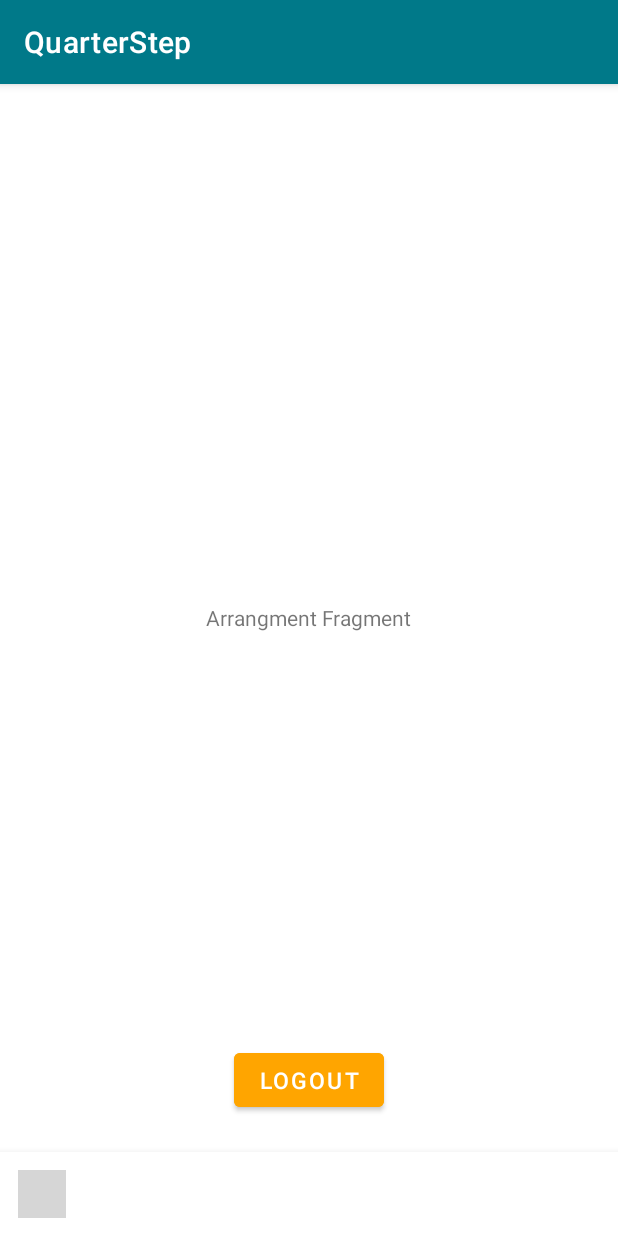
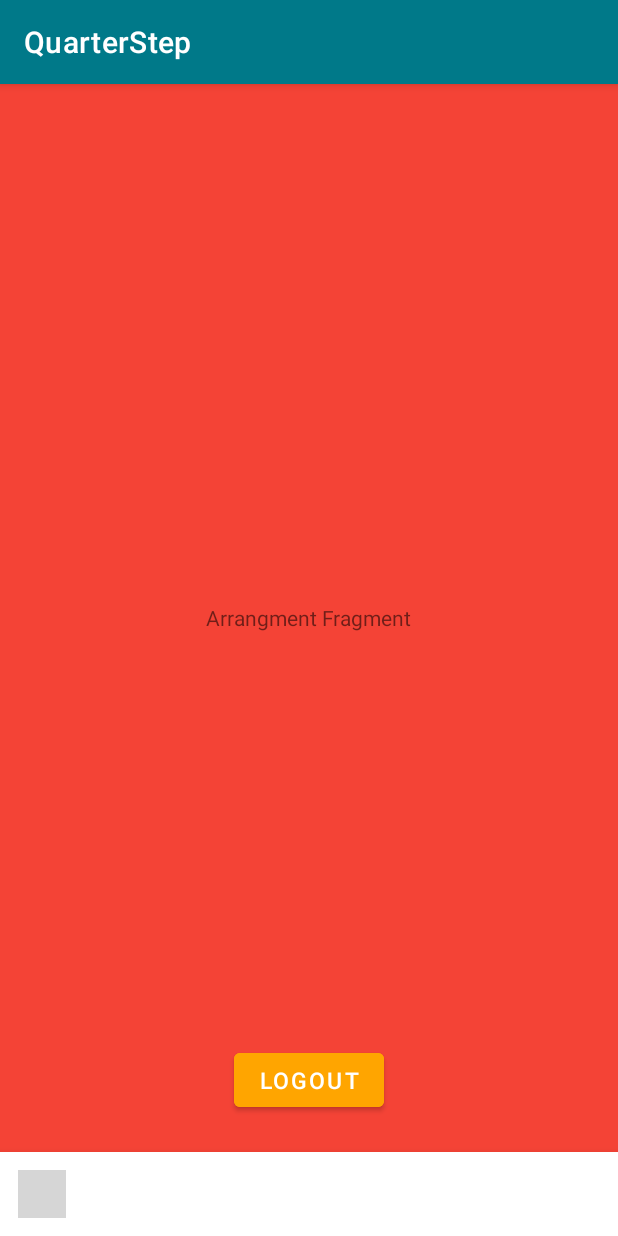
Before and after one commit to mateo4martinez/QuarterStep, an Android app: the ArrangementFragment screen opened directly, with no data from a screen before it, on a phone screen of 412 x 824 dp. Run offline under Robolectric (Android 15) with nearby library versions, the phone set to English and light mode, and no system bars; libraries missing offline, so code that uses them is left out: com.gauravk.bubblenavigation, com.parse; plain views replace BubbleNavigationLinearView, BubbleToggleView; 2 statements that could not run were skipped; grey boxes are pictures that could not be loaded.

Commit message:
fragments now slide when transitioning

```diff
--- a/app/src/main/java/com/codepath/quarterstep/activities/MainActivity.java
+++ b/app/src/main/java/com/codepath/quarterstep/activities/MainActivity.java
@@ -13,7 +13,7 @@ import android.view.View;
 import android.widget.Button;
 
 import com.codepath.quarterstep.R;
-import com.codepath.quarterstep.fragments.ArrangmentFragment;
+import com.codepath.quarterstep.fragments.ArrangementFragment;
 import com.codepath.quarterstep.fragments.FeedFragment;
 import com.codepath.quarterstep.fragments.ProfileFragment;
 import com.codepath.quarterstep.utils.ScreenSlidePageFragment;
@@ -54,9 +54,9 @@ public class MainActivity extends AppCompatActivity {
 
     private void setUpNavigation() {
         ArrayList<ScreenSlidePageFragment> fragments = new ArrayList<>();
-        fragments.add(ScreenSlidePageFragment.newInstance(getString(R.string.arrangement), R.color.red_inactive));
-        fragments.add(ScreenSlidePageFragment.newInstance(getString(R.string.home), R.color.blue_inactive));
-        fragments.add(ScreenSlidePageFragment.newInstance(getString(R.string.profile), R.color.green_inactive));
+        fragments.add(new ArrangementFragment());
+        fragments.add(new FeedFragment());
+        fragments.add(new ProfileFragment());
 
         ScreenSlidePagerAdapter pagerAdapter = new ScreenSlidePagerAdapter(fragments, fragmentManager);
 
@@ -71,22 +71,6 @@ public class MainActivity extends AppCompatActivity {
 
             @Override
             public void onPageSelected(int position) {
-                Fragment fragment;
-                switch (position) {
-                    case 0:
-                        fragment = new ArrangmentFragment();
-                        break;
-                    case 1:
-                        fragment = new FeedFragment();
-                        break;
-                    case 2:
-                        fragment = new ProfileFragment();
-                        break;
-                    default:
-                        fragment = new ArrangmentFragment();
-                        break;
-                }
-                fragmentManager.beginTransaction().replace(R.id.flContainer, fragment).commit();
                 bubbleNavigationLinearView.setCurrentActiveItem(position);
             }
 
@@ -104,6 +88,6 @@ public class MainActivity extends AppCompatActivity {
         });
 
         // Set default view
-        fragmentManager.beginTransaction().replace(R.id.flContainer, new ArrangmentFragment()).commit();
+        fragmentManager.beginTransaction().replace(R.id.flContainer, new ArrangementFragment()).commit();
     }
 }
--- a/app/src/main/java/com/codepath/quarterstep/fragments/ArrangmentFragment.java
+++ b/app/src/main/java/com/codepath/quarterstep/fragments/ArrangementFragment.java
@@ -9,13 +9,14 @@ import android.view.View;
 import android.view.ViewGroup;
 
 import com.codepath.quarterstep.R;
+import com.codepath.quarterstep.utils.ScreenSlidePageFragment;
 
 /**
  * A simple {@link Fragment} subclass.
- * Use the {@link ArrangmentFragment#newInstance} factory method to
+ * Use the {@link ArrangementFragment#newInstance} factory method to
  * create an instance of this fragment.
  */
-public class ArrangmentFragment extends Fragment {
+public class ArrangementFragment extends ScreenSlidePageFragment {
 
     // TODO: Rename parameter arguments, choose names that match
     // the fragment initialization parameters, e.g. ARG_ITEM_NUMBER
@@ -26,7 +27,7 @@ public class ArrangmentFragment extends Fragment {
     private String mParam1;
     private String mParam2;
 
-    public ArrangmentFragment() {
+    public ArrangementFragment() {
         // Required empty public constructor
     }
 
@@ -39,8 +40,8 @@ public class ArrangmentFragment extends Fragment {
      * @return A new instance of fragment ArrangmentFragment.
      */
     // TODO: Rename and change types and number of parameters
-    public static ArrangmentFragment newInstance(String param1, String param2) {
-        ArrangmentFragment fragment = new ArrangmentFragment();
+    public static ArrangementFragment newInstance(String param1, String param2) {
+        ArrangementFragment fragment = new ArrangementFragment();
         Bundle args = new Bundle();
         args.putString(ARG_PARAM1, param1);
         args.putString(ARG_PARAM2, param2);
--- a/app/src/main/java/com/codepath/quarterstep/fragments/FeedFragment.java
+++ b/app/src/main/java/com/codepath/quarterstep/fragments/FeedFragment.java
@@ -9,13 +9,14 @@ import android.view.View;
 import android.view.ViewGroup;
 
 import com.codepath.quarterstep.R;
+import com.codepath.quarterstep.utils.ScreenSlidePageFragment;
 
 /**
  * A simple {@link Fragment} subclass.
  * Use the {@link FeedFragment#newInstance} factory method to
  * create an instance of this fragment.
  */
-public class FeedFragment extends Fragment {
+public class FeedFragment extends ScreenSlidePageFragment {
 
     // TODO: Rename parameter arguments, choose names that match
     // the fragment initialization parameters, e.g. ARG_ITEM_NUMBER
@@ -60,6 +61,7 @@ public class FeedFragment extends Fragment {
     @Override
     public View onCreateView(LayoutInflater inflater, ViewGroup container,
                              Bundle savedInstanceState) {
+        super.onCreateView(inflater, container, savedInstanceState);
         // Inflate the layout for this fragment
         return inflater.inflate(R.layout.fragment_feed, container, false);
     }
--- a/app/src/main/java/com/codepath/quarterstep/fragments/ProfileFragment.java
+++ b/app/src/main/java/com/codepath/quarterstep/fragments/ProfileFragment.java
@@ -9,13 +9,14 @@ import android.view.View;
 import android.view.ViewGroup;
 
 import com.codepath.quarterstep.R;
+import com.codepath.quarterstep.utils.ScreenSlidePageFragment;
 
 /**
  * A simple {@link Fragment} subclass.
  * Use the {@link ProfileFragment#newInstance} factory method to
  * create an instance of this fragment.
  */
-public class ProfileFragment extends Fragment {
+public class ProfileFragment extends ScreenSlidePageFragment {
 
     // TODO: Rename parameter arguments, choose names that match
     // the fragment initialization parameters, e.g. ARG_ITEM_NUMBER
@@ -60,6 +61,7 @@ public class ProfileFragment extends Fragment {
     @Override
     public View onCreateView(LayoutInflater inflater, ViewGroup container,
                              Bundle savedInstanceState) {
+        super.onCreateView(inflater, container, savedInstanceState);
         // Inflate the layout for this fragment
         return inflater.inflate(R.layout.fragment_profile, container, false);
     }
--- a/app/src/main/java/com/codepath/quarterstep/utils/ScreenSlidePageAdapter.kt
+++ b/app/src/main/java/com/codepath/quarterstep/utils/ScreenSlidePageAdapter.kt
@@ -4,6 +4,7 @@ import androidx.fragment.app.Fragment
 import androidx.fragment.app.FragmentManager
 import androidx.fragment.app.FragmentStatePagerAdapter
 import androidx.viewpager2.adapter.FragmentStateAdapter
+import com.codepath.quarterstep.fragments.ArrangementFragment
 
 class ScreenSlidePagerAdapter(
         private val fragmentList: ArrayList<ScreenSlidePageFragment>,
@@ -15,6 +16,6 @@ class ScreenSlidePagerAdapter(
     override fun getItem(position: Int): Fragment {
         if (position >= 0 && position < fragmentList.size)
             return fragmentList[position]
-        return ScreenSlidePageFragment()
+        return ScreenSlidePageFragment();
     }
 }
--- a/app/src/main/java/com/codepath/quarterstep/utils/ScreenSlidePageFragment.kt
+++ b/app/src/main/java/com/codepath/quarterstep/utils/ScreenSlidePageFragment.kt
@@ -17,50 +17,6 @@ private const val ARG_BG_COLOR = "arg_bg_color"
  * create an instance of this fragment.
  *
  */
-class ScreenSlidePageFragment : Fragment() {
-    private var title: String? = "Default title."
-    private var bgColorResId: Int = R.color.blue_inactive
+open class ScreenSlidePageFragment : Fragment() {
 
-    private lateinit var inflatedView: View
-
-    override fun onCreate(savedInstanceState: Bundle?) {
-        super.onCreate(savedInstanceState)
-        arguments?.let {
-            title = it.getString(ARG_TITLE)
-            bgColorResId = it.getInt(ARG_BG_COLOR)
-        }
-    }
-
-    override fun onCreateView(
-            inflater: LayoutInflater, container: ViewGroup?,
-            savedInstanceState: Bundle?
-    ): View? {
-        // Inflate the layout for this fragment
-        inflatedView = inflater.inflate(R.layout.fragment_screen_slide_page, container, false)
-        return inflatedView
-    }
-
-    override fun onActivityCreated(savedInstanceState: Bundle?) {
-        super.onActivityCreated(savedInstanceState)
-        inflatedView.setBackgroundColor(ContextCompat.getColor(requireContext(), bgColorResId))
-    }
-
-    companion object {
-        /**
-         * Use this factory method to create a new instance of
-         * this fragment using the provided parameters.
-         *
-         * @param title Title parameter
-         * @param bgColorId Background Color
-         * @return A new instance of fragment ScreenSlidePageFragment.
-         */
-        @JvmStatic
-        fun newInstance(title: String, bgColorId: Int) =
-                ScreenSlidePageFragment().apply {
-                    arguments = Bundle().apply {
-                        putString(ARG_TITLE, title)
-                        putInt(ARG_BG_COLOR, bgColorId)
-                    }
-                }
-    }
 }
--- a/app/src/main/res/layout/activity_main.xml
+++ b/app/src/main/res/layout/activity_main.xml
@@ -10,7 +10,8 @@
         android:id="@+id/flContainer"
         android:layout_width="match_parent"
         android:layout_height="match_parent"
-        android:layout_above="@+id/bottomNavigationBar"/>
+        android:layout_above="@+id/bottomNavigationBar"
+        />
 
     <Button
         android:id="@+id/btnLogout"
@@ -27,10 +28,10 @@
         android:id="@+id/viewPager"
         android:layout_width="0dp"
         android:layout_height="0dp"
-        android:layout_alignBottom="@+id/bottomNavigationBar"
-        android:layout_alignTop="@+id/bottomNavigationBar"
-        android:layout_alignStart="@+id/bottomNavigationBar"
-        android:layout_alignEnd="@+id/bottomNavigationBar"
+        android:layout_above="@+id/bottomNavigationBar"
+        android:layout_alignParentEnd="true"
+        android:layout_alignParentStart="true"
+        android:layout_alignParentTop="true"
         />
 
     <com.gauravk.bubblenavigation.BubbleNavigationLinearView
--- a/app/src/main/res/layout/fragment_arrangment.xml
+++ b/app/src/main/res/layout/fragment_arrangment.xml
@@ -3,7 +3,8 @@
     xmlns:tools="http://schemas.android.com/tools"
     android:layout_width="match_parent"
     android:layout_height="match_parent"
-    tools:context=".fragments.ArrangmentFragment">
+    android:background="@color/red_active"
+    tools:context=".activities.MainActivity">
 
     <TextView
         android:layout_width="wrap_content"
--- a/app/src/main/res/layout/fragment_feed.xml
+++ b/app/src/main/res/layout/fragment_feed.xml
@@ -3,7 +3,8 @@
     xmlns:tools="http://schemas.android.com/tools"
     android:layout_width="match_parent"
     android:layout_height="match_parent"
-    tools:context=".fragments.FeedFragment">
+    android:background="@color/blue_active"
+    tools:context=".activities.MainActivity">
 
     <TextView
         android:layout_width="wrap_content"
--- a/app/src/main/res/layout/fragment_profile.xml
+++ b/app/src/main/res/layout/fragment_profile.xml
@@ -3,7 +3,8 @@
     xmlns:tools="http://schemas.android.com/tools"
     android:layout_width="match_parent"
     android:layout_height="match_parent"
-    tools:context=".fragments.ProfileFragment">
+    android:background="@color/green_active"
+    tools:context=".activities.MainActivity">
 
     <TextView
         android:layout_width="wrap_content"
```
Also changed, not shown: app/src/main/res/layout/fragment_screen_slide_page.xml (+5 -8 lines).
